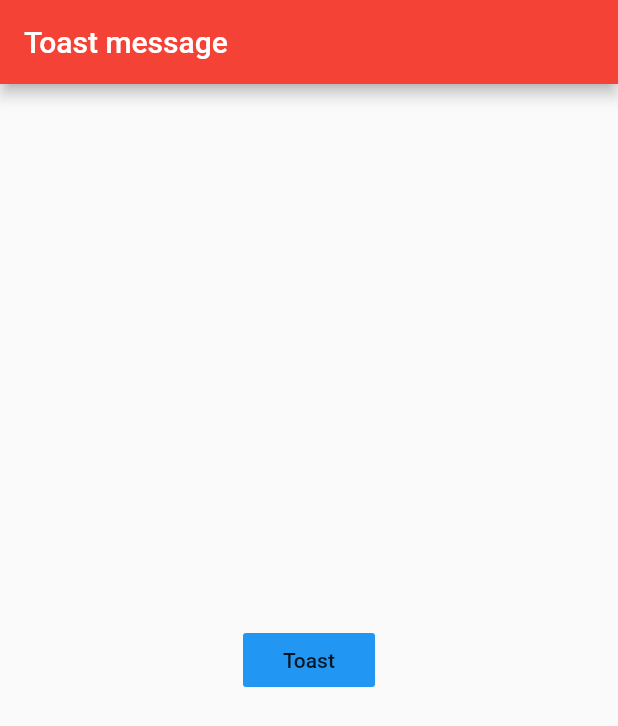
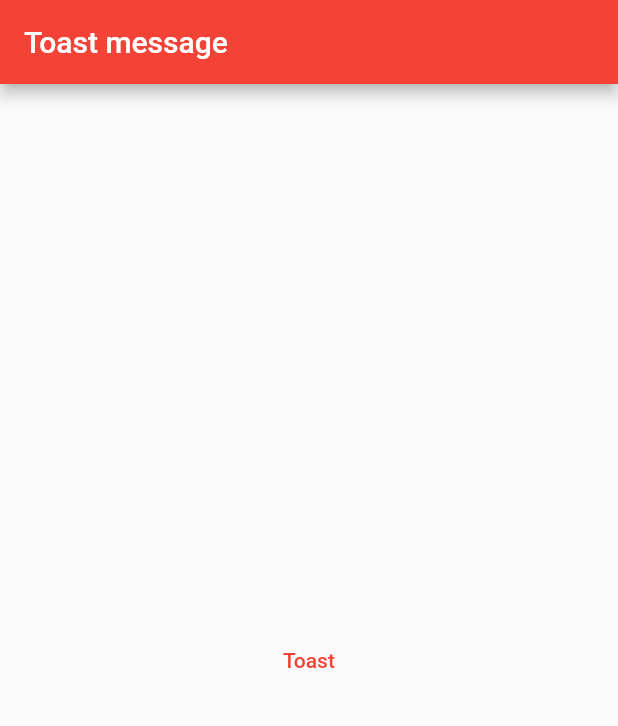
Before and after one commit to myid-hana/flutter_app_2, a Flutter app: the screen it shows after launch, on a phone screen of 412 x 824 dp. Shown: the top 726 px of the screen. Run offline on Flutter 3.47's test engine with Material 2 defaults, Android fonts, the light colour scheme and no system bars; our stand-ins replace fluttertoast.

Commit message:
FlatButton 을 TextButton으로 수정

```diff
--- a/lib/main.dart
+++ b/lib/main.dart
@@ -22,12 +22,11 @@ class MyHome extends StatelessWidget {
         title: Text('Toast message'),
       ),
       body: Center(
-        child: FlatButton(
+        child: TextButton(
           onPressed: () {
             flutterToast();
           },
           child: Text('Toast'),
-          color: Colors.blue,
         ),
       ),
     );
```
